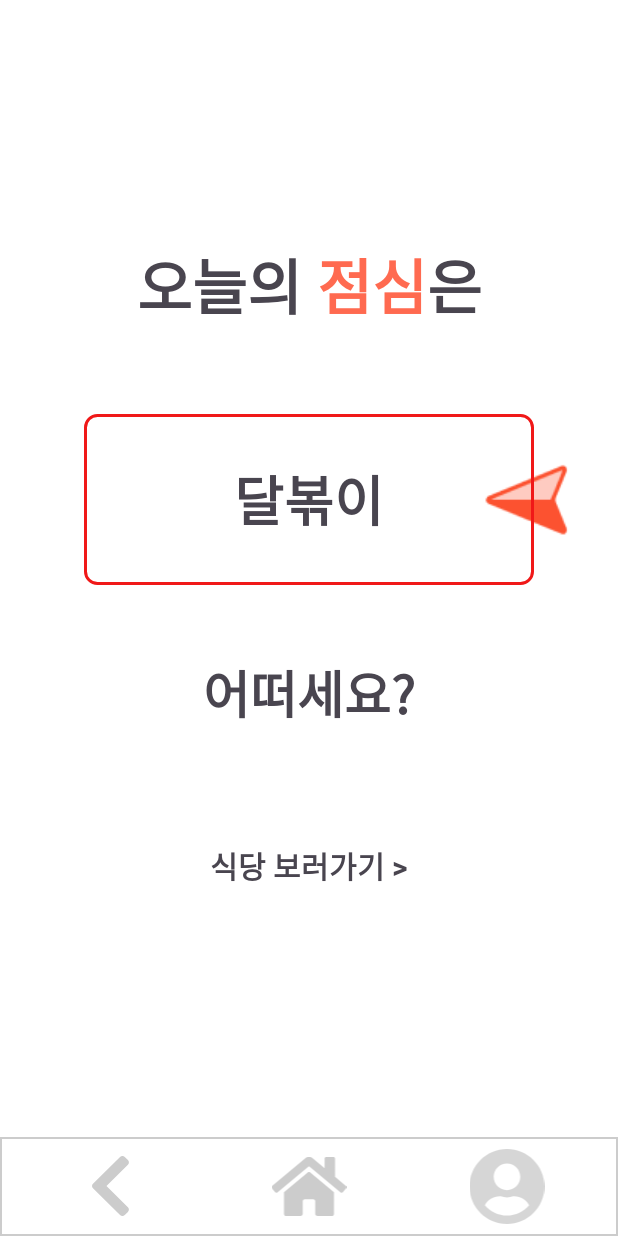
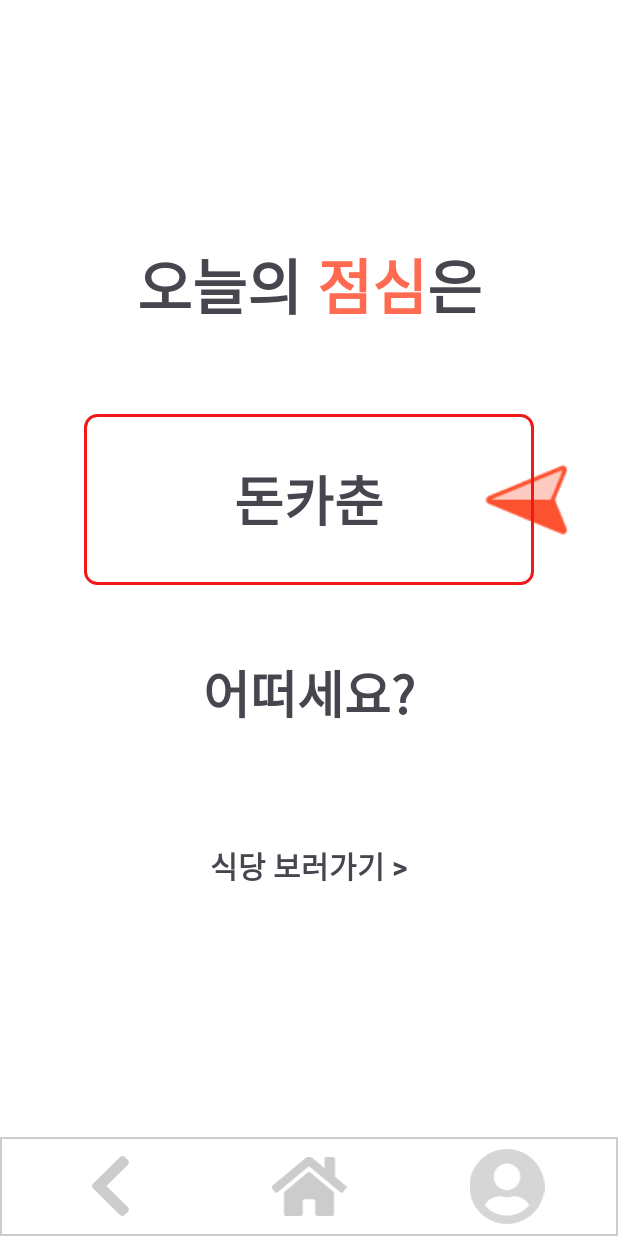
Before and after one commit to Today-s-Lunch/todayLunch, an Android app: the RandomActivity screen opened directly, with no data from a screen before it, on a phone screen of 412 x 824 dp. Run offline under Robolectric (Android 15) with nearby library versions, the phone set to English and light mode, and no system bars.

Commit message:
random 식당 추천 UI 및 기능 완료
- 1~00 중에서 랜덤 선택
-> 해당 숫자를 식당 번호로 해서 firebase에서 받아올 예정

```diff
--- a/app/src/main/java/com/example/todaylunch/RandomActivity.kt
+++ b/app/src/main/java/com/example/todaylunch/RandomActivity.kt
@@ -8,9 +8,11 @@ import android.text.Spanned
 import android.text.style.ForegroundColorSpan
 import androidx.appcompat.app.AppCompatActivity
 import com.example.todaylunch.databinding.ActivityRandomBinding
+import kotlin.random.Random
 
 class RandomActivity : AppCompatActivity() {
     val binding: ActivityRandomBinding by lazy { ActivityRandomBinding.inflate(layoutInflater) }
+
     override fun onCreate(savedInstanceState: Bundle?) {
         super.onCreate(savedInstanceState)
         setContentView(binding.root)
@@ -24,7 +26,10 @@ class RandomActivity : AppCompatActivity() {
         }
         binding.Today.text = spannableString
 
-        //------------------------언더바 설정
+        // 바로 랜덤 식당 이름 표시
+        showRandomRestaurant()
+
+        //-----------------------------------------------------------언더바 설정
         // 버튼 클릭 리스너 설정
         binding.underbar.backButton.setOnClickListener {
             onBackPressedDispatcher.onBackPressed() // 이전 페이지로 이동
@@ -42,4 +47,34 @@ class RandomActivity : AppCompatActivity() {
             startActivity(goToStartActivity)
         }
     }
+
+    private fun showRandomRestaurant() {
+
+        // 임시 식당 리스트 (식당 번호와 이름 쌍으로 구성)
+        val restaurantList = listOf(
+            Pair(1, "달볶이"),
+            Pair(2, "샤브21"),
+            Pair(3, "육쌈냉면"),
+            Pair(4, "빨봉"),
+            Pair(5, "돈카춘"),
+            Pair(6, "행복은 간장밥")
+        )
+
+        // 1부터 6까지 랜덤 번호 생성 (Firebase 연결 전 임시 사용)
+        val randomId = Random.nextInt(1, 7)
+
+        // 해당 번호의 식당을 리스트에서 찾아서 이름을 가져오기
+        val randomRestaurant = restaurantList.find { it.first == randomId }?.second ?: "식당 정보 없음"
+        binding.Food.text = randomRestaurant
+
+        // Firebase 연결 시(예시)
+        // Firebase에 ID 쿼리로 보내서 식당 이름 받아오기
+        // val db = Firebase.database.reference
+        // db.child("restaurants").child(randomId.toString()).get().addOnSuccessListener { snapshot ->
+        //     val restaurantName = snapshot.child("name").value.toString()
+        //     binding.Food.text = restaurantName
+        // }.addOnFailureListener {
+        //     binding.Food.text = "식당 정보를 불러오지 못했습니다."
+        // }
+    }
 }
--- a/app/src/main/res/layout/activity_random.xml
+++ b/app/src/main/res/layout/activity_random.xml
@@ -39,7 +39,7 @@
 
     <TextView
         android:id="@+id/Food"
-        android:layout_width="wrap_content"
+        android:layout_width="300dp"
         android:layout_height="wrap_content"
         android:background="@drawable/random_border"
         android:gravity="center"
@@ -53,9 +53,9 @@
         android:layout_marginStart="56dp"
         android:layout_marginTop="23dp"
         android:layout_marginEnd="56dp"
-        android:paddingLeft="100dp"
+        android:paddingLeft="20dp"
         android:paddingTop="30dp"
-        android:paddingRight="100dp"
+        android:paddingRight="20dp"
         android:paddingBottom="30dp" />`
 
     <TextView
```
